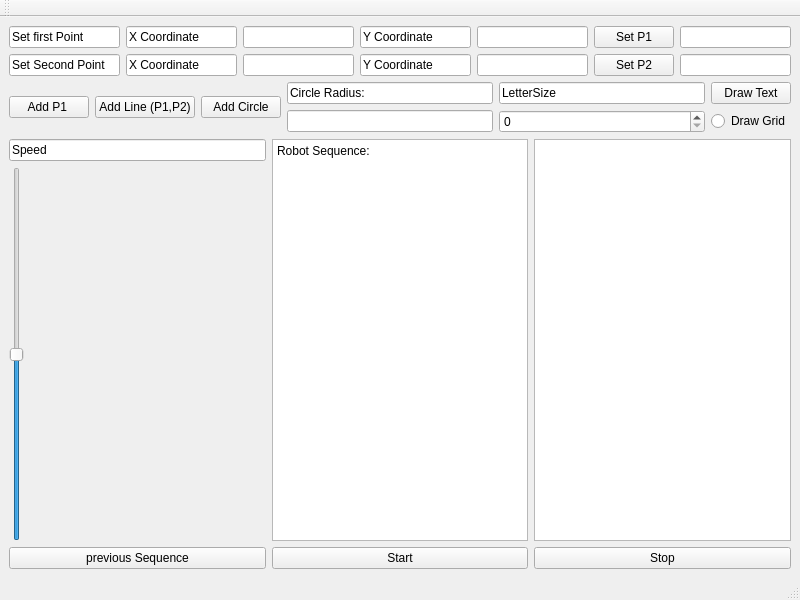
First picture: the form in CAPISample/robotdrawui.ui, repository dzunder32/BachelorRobot, before the edit.
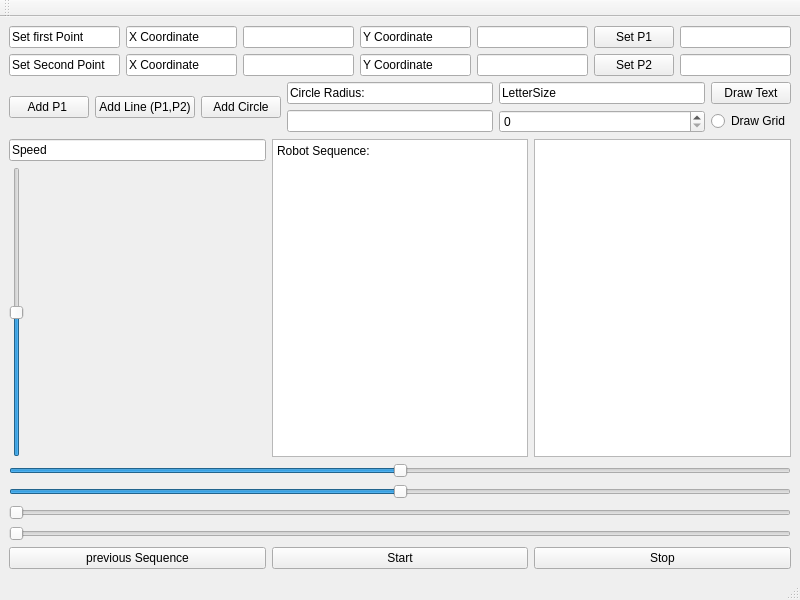
Second picture: the form after the edit.

Patch:
```diff
--- a/CAPISample/robotdrawui.ui
+++ b/CAPISample/robotdrawui.ui
@@ -14,7 +14,7 @@
    <string>MainWindow</string>
   </property>
   <widget class="QWidget" name="centralwidget">
-   <layout class="QVBoxLayout" name="verticalLayout">
+   <layout class="QVBoxLayout" name="verticalLayout_3">
     <item>
      <layout class="QGridLayout" name="gridLayout">
       <item row="0" column="2">
@@ -207,6 +207,44 @@
       </item>
      </layout>
     </item>
+    <item>
+     <layout class="QVBoxLayout" name="verticalLayout">
+      <item>
+       <widget class="QSlider" name="horizontalSlider_x">
+        <property name="minimum">
+         <number>-99</number>
+        </property>
+        <property name="orientation">
+         <enum>Qt::Horizontal</enum>
+        </property>
+       </widget>
+      </item>
+      <item>
+       <widget class="QSlider" name="horizontalSlider_y">
+        <property name="minimum">
+         <number>-99</number>
+        </property>
+        <property name="orientation">
+         <enum>Qt::Horizontal</enum>
+        </property>
+       </widget>
+      </item>
+      <item>
+       <widget class="QSlider" name="horizontalSlider_z">
+        <property name="orientation">
+         <enum>Qt::Horizontal</enum>
+        </property>
+       </widget>
+      </item>
+      <item>
+       <widget class="QSlider" name="horizontalSlider_r">
+        <property name="orientation">
+         <enum>Qt::Horizontal</enum>
+        </property>
+       </widget>
+      </item>
+     </layout>
+    </item>
     <item>
      <layout class="QHBoxLayout" name="horizontalLayout_3">
       <item>
```
